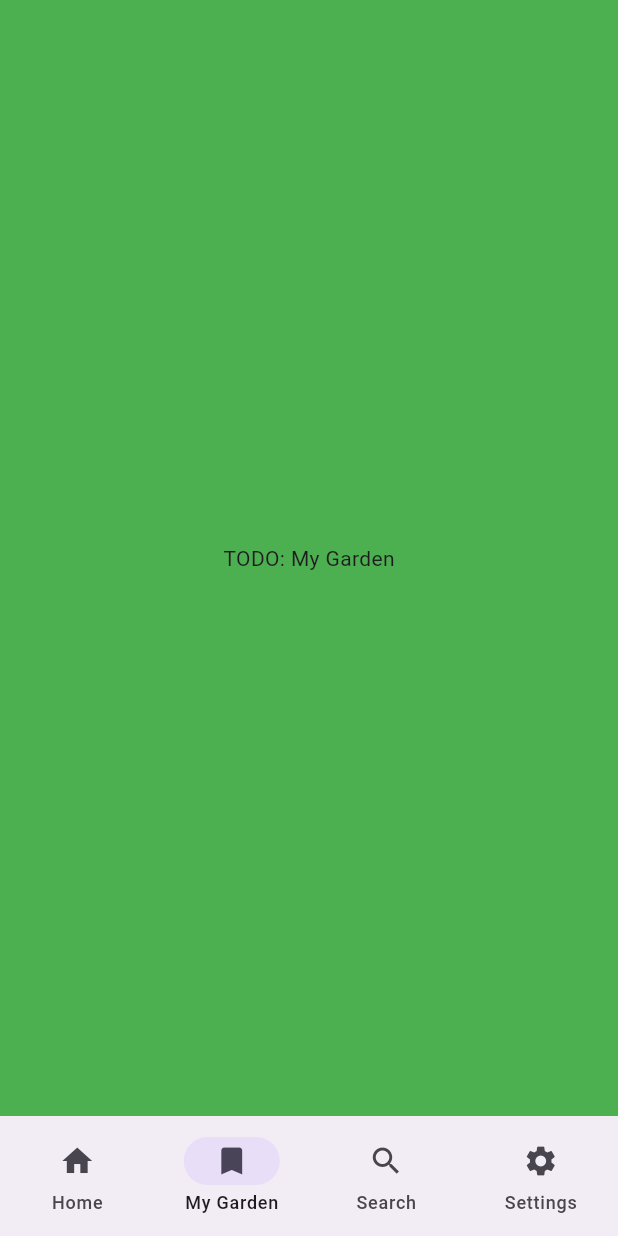
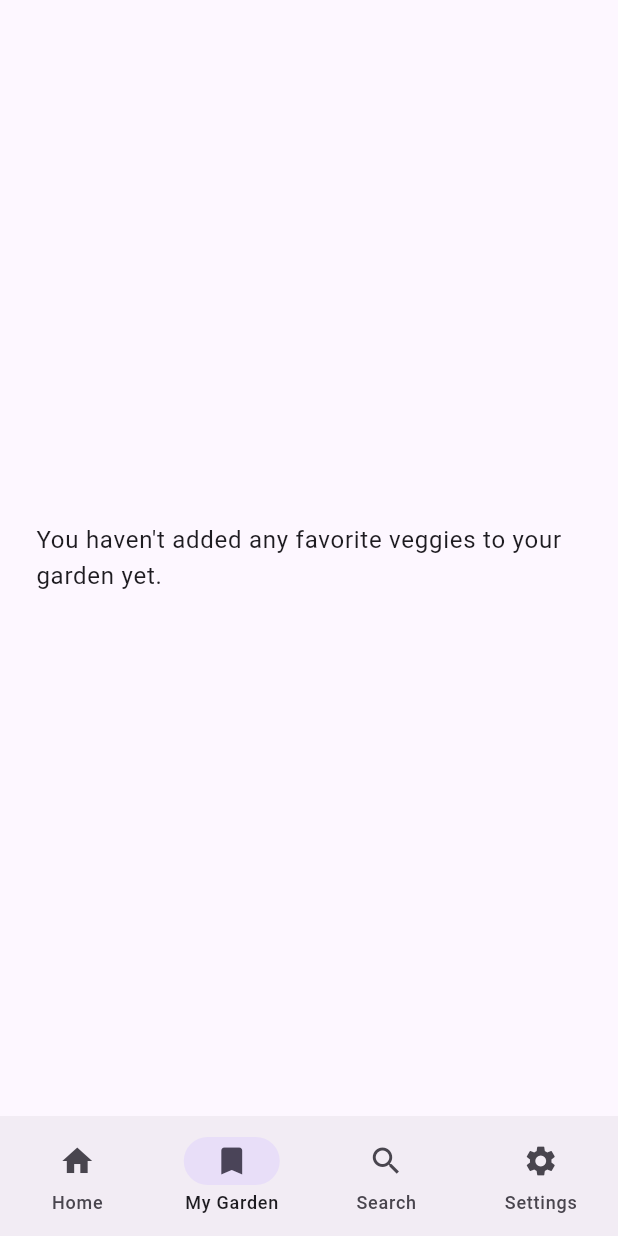
Before and after one commit to InMatrix/veggieseasons_adaptive, a Flutter app: the screen it shows after launch, item 2 of the bottom bar chosen, on a phone screen of 412 x 824 dp. Run offline on Flutter 3.47's test engine with Material 2 defaults, Android fonts, the light colour scheme and no system bars; our stand-ins replace font_awesome_flutter.

Commit message:
Add a favorites (My Gardens) screen

```diff
--- /dev/null
+++ b/lib/screens/favorites.dart
@@ -0,0 +1,38 @@
+import 'package:flutter/src/widgets/framework.dart';
+import 'package:flutter/src/widgets/placeholder.dart';
+
+import 'package:flutter/material.dart';
+import 'package:veggieseasons_adaptive/data/veggie.dart';
+import 'package:veggieseasons_adaptive/data/veggie_data.dart';
+import 'package:veggieseasons_adaptive/widgets/veggie_headline.dart';
+
+class FavoritesScreen extends StatelessWidget {
+  const FavoritesScreen({super.key});
+
+  List<Veggie> get favoriteVeggies =>
+      veggies.where((v) => v.isFavorite).toList();
+
+  @override
+  Widget build(BuildContext context) {
+    return Center(
+      child: favoriteVeggies.isEmpty
+          ? Padding(
+              padding: const EdgeInsets.symmetric(horizontal: 24),
+              child: Text(
+                'You haven\'t added any favorite veggies to your garden yet.',
+                style: Theme.of(context).textTheme.bodyLarge,
+              ),
+            )
+          : ListView(
+              children: [
+                const SizedBox(height: 24),
+                for (Veggie veggie in favoriteVeggies)
+                  Padding(
+                    padding: const EdgeInsets.fromLTRB(16, 0, 16, 24),
+                    child: VeggieHeadline(veggie),
+                  ),
+              ],
+            ),
+    );
+  }
+}
--- a/lib/screens/home.dart
+++ b/lib/screens/home.dart
@@ -2,6 +2,7 @@ import 'package:flutter/material.dart';
 import 'package:intl/intl.dart';
 
 import 'package:veggieseasons_adaptive/data/veggie_data.dart';
+import 'package:veggieseasons_adaptive/screens/favorites.dart';
 import 'package:veggieseasons_adaptive/screens/search.dart';
 import 'package:veggieseasons_adaptive/screens/settings.dart';
 import 'package:veggieseasons_adaptive/widgets/veggie_card.dart';
@@ -24,11 +25,12 @@ class _MyHomePageState extends State<MyHomePage> {
     return Scaffold(
       body: <Widget>[
         _buildVeggieList(dateString),
-        Container(
-          color: Colors.green,
-          alignment: Alignment.center,
-          child: const Text('TODO: My Garden'),
-        ),
+        // Container(
+        //   color: Colors.green,
+        //   alignment: Alignment.center,
+        //   child: const Text('TODO: My Garden'),
+        // ),
+        FavoritesScreen(),
         SearchScreen(),
         SettingScreen(),
       ][currentPageIndex],
```
Also changed, not shown: lib/widgets/info_view.dart (+19 -10 lines).
